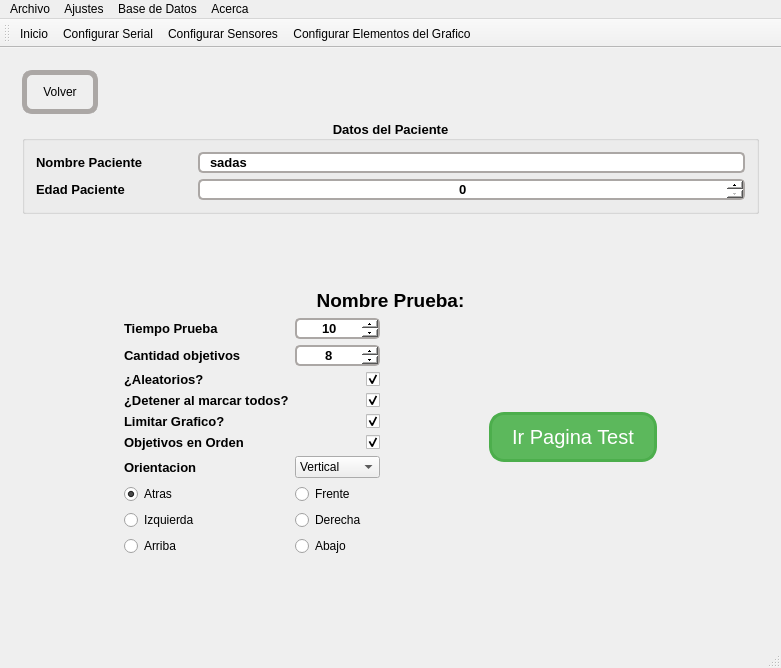
This is mainwindow.ui in hectorda/Bio-Feedback as Qt 5 draws it before an edit. The edited form follows.
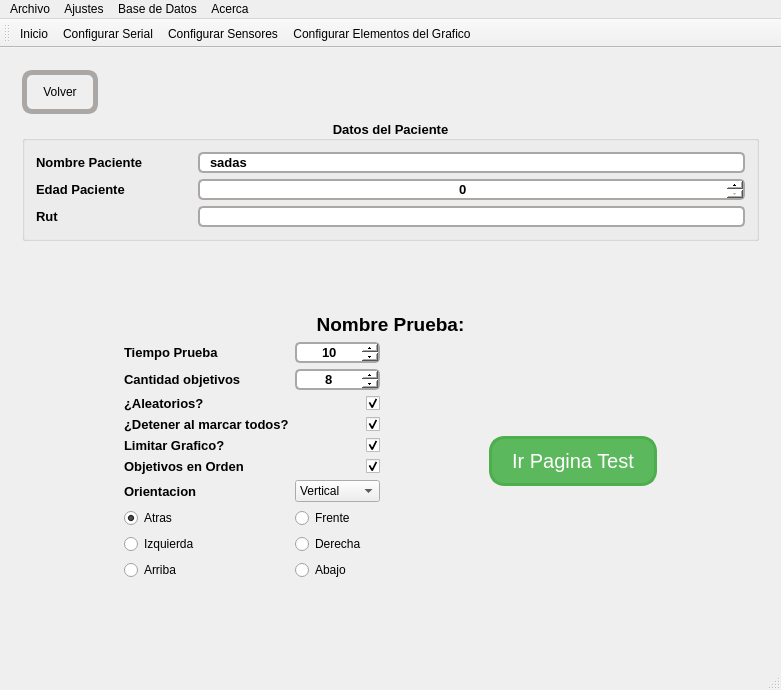
This is the edited form. Icons and pictures are not drawn. Custom widgets are drawn as their Qt base class.

Diff of the .ui file:
```diff
--- a/mainwindow.ui
+++ b/mainwindow.ui
@@ -7,7 +7,7 @@
     <x>0</x>
     <y>0</y>
     <width>781</width>
-    <height>668</height>
+    <height>690</height>
    </rect>
   </property>
   <property name="sizePolicy">
@@ -449,6 +449,16 @@
              </property>
             </widget>
            </item>
+           <item row="3" column="0">
+            <widget class="QLabel" name="label_5">
+             <property name="text">
+              <string>Rut</string>
+             </property>
+            </widget>
+           </item>
+           <item row="3" column="1">
+            <widget class="QLineEdit" name="lineEditRut"/>
+           </item>
           </layout>
          </widget>
         </item>
```
